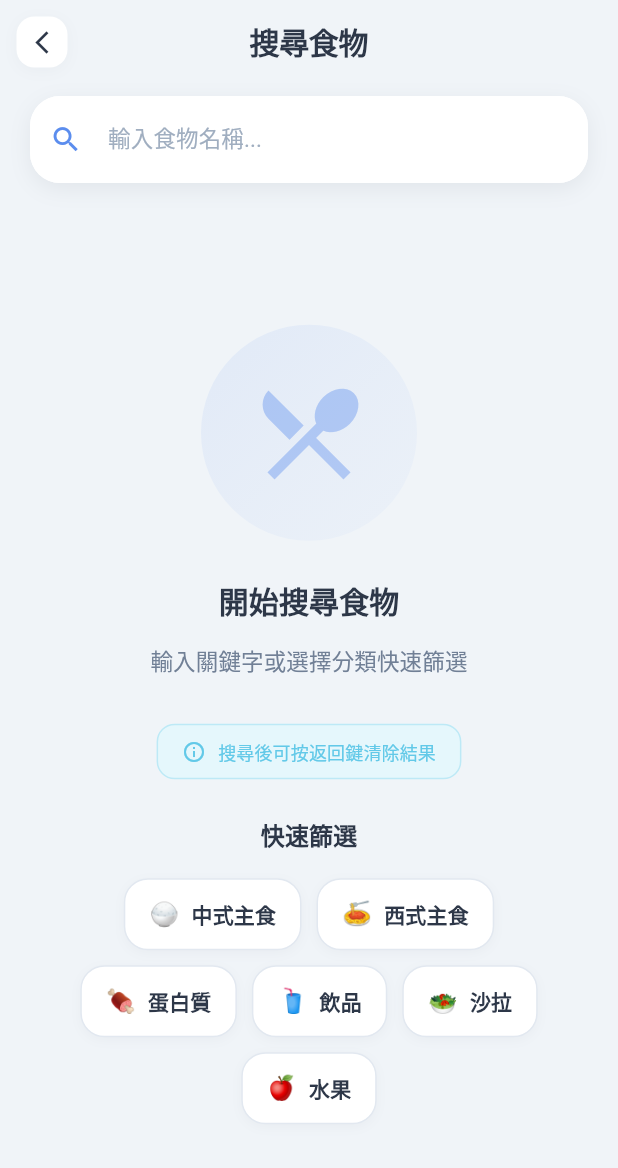
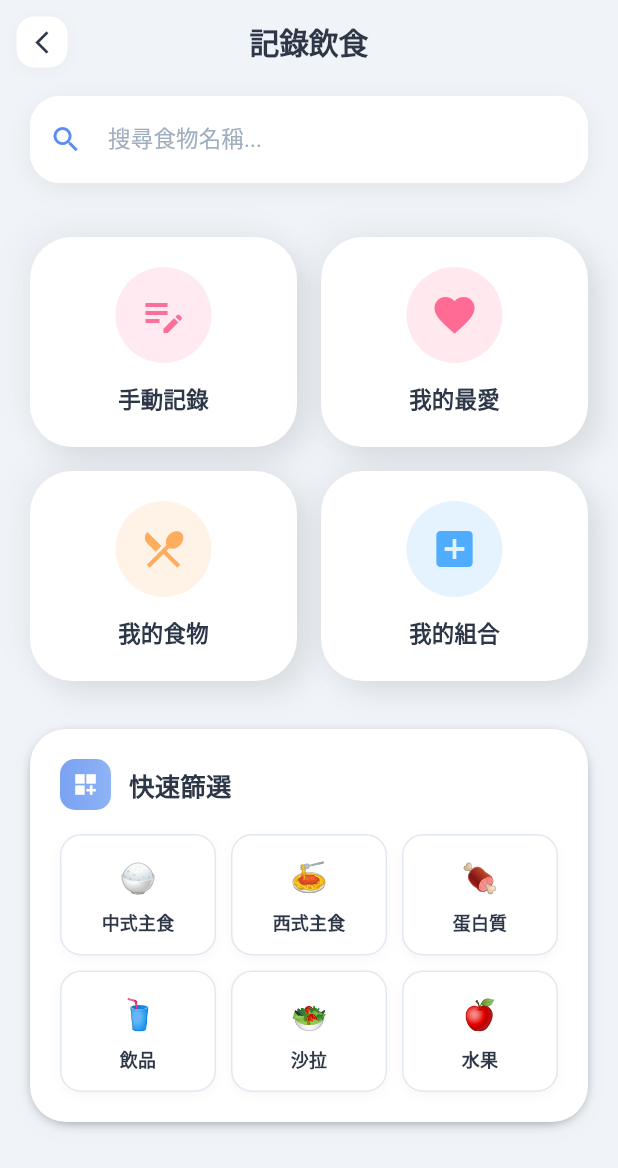
Before and after one commit to onedust1503/food_labels_app, a Flutter app: the FoodSearchPage screen opened directly, on a phone screen of 412 x 824 dp. Shown: the top 1168 px of the screen. Run offline on Flutter 3.47's test engine with Material 3 defaults, Android fonts, the phone set to English and light mode, and no system bars; drawn by our look-alikes of flutter_animate; our stand-ins replace cloud_firestore, connectivity_plus, firebase_auth, firebase_core, firebase_messaging, firebase_storage and 7 more; accounts and stored records are empty.

Commit message:
查詢食物頁面

```diff
--- a/lib/pages/nutrition/food_search_page.dart
+++ b/lib/pages/nutrition/food_search_page.dart
@@ -1,5 +1,6 @@
 // lib/pages/nutrition/food_search_page.dart
-// Soft UI 風格的食物搜尋頁面 - 完整版 (含分類篩選)
+// Soft UI 風格的食物搜尋頁面 - 四按鈕版本
+// 保留原有搜尋功能,新增四大記錄方式
 
 import 'package:flutter/material.dart';
 import 'package:flutter_animate/flutter_animate.dart';
@@ -18,9 +19,11 @@ class FoodSearchPage extends StatefulWidget {
 class _FoodSearchPageState extends State<FoodSearchPage> {
   final TextEditingController _searchController = TextEditingController();
   final FoodDatabaseService _foodService = FoodDatabaseService();
+
   List<Map<String, dynamic>> _searchResults = [];
   bool _isSearching = false;
-  String? _selectedCategory;  // ✅ 新增: 記錄選中的分類
+  String? _selectedCategory;
+  bool _showSearchResults = false;
 
   @override
   void dispose() {
@@ -28,16 +31,16 @@ class _FoodSearchPageState extends State<FoodSearchPage> {
     super.dispose();
   }
 
-  /// ✅ 新增: 按分類篩選
+  /// 按分類篩選
   void _filterByCategory(String category) {
     setState(() {
       _selectedCategory = category;
       _searchController.text = category;
       _isSearching = true;
+      _showSearchResults = true;
     });
 
     _foodService.searchFoods('').then((allFoods) {
-      // 按分類篩選
       final filtered = allFoods.where((food) {
         String foodCategory = food['category'] ?? '';
         return foodCategory.contains(category);
@@ -50,29 +53,27 @@ class _FoodSearchPageState extends State<FoodSearchPage> {
     }).catchError((e) {
       setState(() => _isSearching = false);
       if (mounted) {
-        ScaffoldMessenger.of(context).showSnackBar(
-          SnackBar(
-            content: Text('載入失敗: $e'),
-            backgroundColor: AppColors.error,
-          ),
-        );
+        _showErrorSnackBar('載入失敗: $e');
       }
     });
   }
 
+  /// 執行搜尋
   void _performSearch(String query) async {
     if (query.isEmpty) {
       setState(() {
         _searchResults = [];
         _isSearching = false;
-        _selectedCategory = null;  // ✅ 清除分類選擇
+        _selectedCategory = null;
+        _showSearchResults = false;
       });
       return;
     }
 
     setState(() {
       _isSearching = true;
-      _selectedCategory = null;  // ✅ 關鍵字搜尋時清除分類
+      _selectedCategory = null;
+      _showSearchResults = true;
     });
 
     try {
@@ -84,41 +85,47 @@ class _FoodSearchPageState extends State<FoodSearchPage> {
     } catch (e) {
       setState(() => _isSearching = false);
       if (mounted) {
-        ScaffoldMessenger.of(context).showSnackBar(
-          SnackBar(
-            content: Row(
-              children: [
-                const Icon(Icons.error_outline, color: Colors.white),
-                const SizedBox(width: 12),
-                Text('搜尋失敗: $e'),
-              ],
-            ),
-            backgroundColor: AppColors.error,
-            behavior: SnackBarBehavior.floating,
-            shape: RoundedRectangleBorder(
-              borderRadius: BorderRadius.circular(16),
-            ),
-          ),
-        );
+        _showErrorSnackBar('搜尋失敗: $e');
       }
     }
   }
 
+  /// 清除搜尋
   void _clearSearch() {
     setState(() {
       _searchController.clear();
       _searchResults = [];
       _isSearching = false;
-      _selectedCategory = null;  // ✅ 清除分類選擇
+      _selectedCategory = null;
+      _showSearchResults = false;
     });
   }
 
+  /// 返回按鈕邏輯
   Future<bool> _onWillPop() async {
-    if (_searchResults.isNotEmpty || _searchController.text.isNotEmpty || _isSearching) {
+    if (_showSearchResults) {
       _clearSearch();
       return false;
     }
     return true;
+  }
+
+  void _showErrorSnackBar(String message) {
+    ScaffoldMessenger.of(context).showSnackBar(
+      SnackBar(
+        content: Row(
+          children: [
+            const Icon(Icons.error_outline, color: Colors.white),
+            const SizedBox(width: 12),
+            Expanded(child: Text(message)),
+          ],
+        ),
+        backgroundColor: AppColors.error,
+        behavior: SnackBarBehavior.floating,
+        shape: RoundedRectangleBorder(borderRadius: BorderRadius.circular(16)),
+        margin: const EdgeInsets.all(16),
+      ),
+    );
   }
 
   @override
@@ -153,7 +160,7 @@ class _FoodSearchPageState extends State<FoodSearchPage> {
               ),
             ),
             onPressed: () {
-              if (_searchResults.isNotEmpty || _searchController.text.isNotEmpty || _isSearching) {
+              if (_showSearchResults) {
                 _clearSearch();
               } else {
                 Navigator.pop(context);
@@ -161,7 +168,7 @@ class _FoodSearchPageState extends State<FoodSearchPage> {
             },
           ),
           title: const Text(
-            '搜尋食物',
+            '記錄飲食',
             style: TextStyle(
               color: AppColors.textPrimary,
               fontSize: 20,
@@ -175,13 +182,14 @@ class _FoodSearchPageState extends State<FoodSearchPage> {
           onTap: () => FocusScope.of(context).unfocus(),
           child: Column(
             children: [
+              // 搜尋欄
               _buildSearchBar(),
+
+              // 根據狀態顯示不同內容
               Expanded(
-                child: _isSearching
-                    ? _buildLoadingState()
-                    : _searchResults.isEmpty
-                        ? _buildEmptyState()
-                        : _buildSearchResults(),
+                child: _showSearchResults
+                    ? _buildSearchResultsView()
+                    : _buildMainView(),
               ),
             ],
           ),
@@ -190,6 +198,7 @@ class _FoodSearchPageState extends State<FoodSearchPage> {
     );
   }
 
+  /// 搜尋欄
   Widget _buildSearchBar() {
     return Container(
       padding: const EdgeInsets.fromLTRB(20, 8, 20, 20),
@@ -213,7 +222,7 @@ class _FoodSearchPageState extends State<FoodSearchPage> {
             color: AppColors.textPrimary,
           ),
           decoration: InputDecoration(
-            hintText: '輸入食物名稱...',
+            hintText: '搜尋食物名稱...',
             hintStyle: TextStyle(
               color: AppColors.textTertiary,
               fontSize: 15,
@@ -246,157 +255,257 @@ class _FoodSearchPageState extends State<FoodSearchPage> {
     );
   }
 
-  Widget _buildLoadingState() {
-    return Center(
+  /// 主視圖 (未搜尋時) - 固定佈局
+  Widget _buildMainView() {
+    return Padding(
+      padding: const EdgeInsets.symmetric(horizontal: 20),
       child: Column(
-        mainAxisAlignment: MainAxisAlignment.center,
         children: [
-          Container(
-            padding: const EdgeInsets.all(24),
-            decoration: BoxDecoration(
-              color: AppColors.cardBackground,
-              shape: BoxShape.circle,
-              boxShadow: [
-                BoxShadow(
-                  color: AppColors.shadowLight,
-                  offset: const Offset(0, 4),
-                  blurRadius: 12,
+          const SizedBox(height: 16), // ✅ 搜尋欄下方增加間距
+
+          // 四大功能按鈕
+          _buildFunctionButtons()
+              .animate()
+              .fadeIn(duration: 400.ms)
+              .slideY(begin: 0.2, end: 0, duration: 400.ms),
+
+          const SizedBox(height: 24),
+
+          // 快速篩選區塊
+          _buildQuickFilterSection()
+              .animate(delay: 100.ms)
+              .fadeIn(duration: 400.ms)
+              .slideY(begin: 0.2, end: 0, duration: 400.ms),
+
+          // 底部空白佔位
+          const Spacer(),
+        ],
+      ),
+    );
+  }
+
+  /// 四大功能按鈕
+  Widget _buildFunctionButtons() {
+    return Column(
+      crossAxisAlignment: CrossAxisAlignment.start,
+      children: [
+        // 上排 - 快速記錄
+        Row(
+          children: [
+            Expanded(
+              child: _buildFunctionCard(
+                icon: Icons.edit_note,
+                title: '手動記錄',
+                color: const Color(0xFFFA709A),
+                onTap: () {
+                  // TODO: 導航到手動記錄頁面
+                  ScaffoldMessenger.of(context).showSnackBar(
+                    const SnackBar(
+                      content: Text('手動記錄功能開發中...'),
+                      backgroundColor: AppColors.info,
+                    ),
+                  );
+                },
+              ),
+            ),
+            const SizedBox(width: 16),
+            Expanded(
+              child: _buildFunctionCard(
+                icon: Icons.favorite,
+                title: '我的最愛',
+                color: const Color(0xFFFF6B95),
+                onTap: () {
+                  // TODO: 導航到我的最愛頁面
+                  ScaffoldMessenger.of(context).showSnackBar(
+                    const SnackBar(
+                      content: Text('我的最愛功能開發中...'),
+                      backgroundColor: AppColors.info,
+                    ),
+                  );
+                },
+              ),
+            ),
+          ],
+        ),
+
+        const SizedBox(height: 16),
+
+        // 下排 - 新增管理
+        Row(
+          children: [
+            Expanded(
+              child: _buildFunctionCard(
+                icon: Icons.restaurant_menu,
+                title: '我的食物',
+                color: const Color(0xFFFEAC5E),
+                onTap: () {
+                  // TODO: 導航到我的食物頁面
+                  ScaffoldMessenger.of(context).showSnackBar(
+                    const SnackBar(
+                      content: Text('我的食物功能開發中...'),
+                      backgroundColor: AppColors.info,
+                    ),
+                  );
+                },
+              ),
+            ),
+            const SizedBox(width: 16),
+            Expanded(
+              child: _buildFunctionCard(
+                icon: Icons.add_box,
+                title: '我的組合',
+                color: const Color(0xFF4FACFE),
+                onTap: () {
+                  // TODO: 導航到我的組合頁面
+                  ScaffoldMessenger.of(context).showSnackBar(
+                    const SnackBar(
+                      content: Text('我的組合功能開發中...'),
+                      backgroundColor: AppColors.info,
+                    ),
+                  );
+                },
+              ),
+            ),
+          ],
+        ),
+      ],
+    );
+  }
+
+  /// 功能卡片 - Soft UI 風格
+  Widget _buildFunctionCard({
+    required IconData icon,
+    required String title,
+    required Color color,
+    required VoidCallback onTap,
+  }) {
+    return GestureDetector(
+      onTap: onTap,
+      child: Container(
+        padding: const EdgeInsets.all(20),
+        decoration: BoxDecoration(
+          color: AppColors.cardBackground,
+          borderRadius: BorderRadius.circular(28),
+          boxShadow: [
+            BoxShadow(
+              color: AppColors.shadowDark,
+              offset: const Offset(8, 8),
+              blurRadius: 16,
+            ),
+            BoxShadow(
+              color: AppColors.shadowLight,
+              offset: const Offset(-8, -8),
+              blurRadius: 16,
+            ),
+          ],
+        ),
+        child: Column(
+          mainAxisAlignment: MainAxisAlignment.center,
+          children: [
+            Container(
+              padding: const EdgeInsets.all(16),
+              decoration: BoxDecoration(
+                color: color.withOpacity(0.15),
+                shape: BoxShape.circle,
+              ),
+              child: Icon(
+                icon,
+                color: color,
+                size: 32,
+              ),
+            ),
+            const SizedBox(height: 12),
+            Text(
+              title,
+              style: TextStyle(
+                fontSize: 15,
+                fontWeight: FontWeight.bold,
+                color: AppColors.textPrimary,
+              ),
+              textAlign: TextAlign.center,
+            ),
+          ],
+        ),
+      ),
+    );
+  }
+
+  /// 快速篩選區塊
+  Widget _buildQuickFilterSection() {
+    return SoftCard(
+      child: Column(
+        crossAxisAlignment: CrossAxisAlignment.start,
+        children: [
+          Row(
+            children: [
+              Container(
+                padding: const EdgeInsets.all(8),
+                decoration: BoxDecoration(
+                  gradient: LinearGradient(
+                    colors: [
+                      AppColors.primary.withOpacity(0.8),
+                      AppColors.primaryLight,
+                    ],
+                  ),
+                  borderRadius: BorderRadius.circular(10),
                 ),
-              ],
-            ),
-            child: const CircularProgressIndicator(
-              valueColor: AlwaysStoppedAnimation<Color>(AppColors.primary),
-              strokeWidth: 3,
-            ),
+                child: const Icon(
+                  Icons.dashboard_customize,
+                  color: Colors.white,
+                  size: 18,
+                ),
+              ),
+              const SizedBox(width: 12),
+              const Text(
+                '快速篩選',
+                style: TextStyle(
+                  fontSize: 17,
+                  fontWeight: FontWeight.bold,
+                  color: AppColors.textPrimary,
+                ),
+              ),
+            ],
           ),
-          const SizedBox(height: 20),
-          Text(
-            _selectedCategory != null ? '載入 $_selectedCategory...' : '搜尋中...',
-            style: const TextStyle(
-              fontSize: 16,
-              color: AppColors.textSecondary,
-              fontWeight: FontWeight.w500,
-            ),
+          const SizedBox(height: 16),
+
+          // 3x2 網格佈局
+          Row(
+            children: [
+              Expanded(
+                child: _buildCategoryChip('🍚', '中式主食', () => _filterByCategory('中式主食')),
+              ),
+              const SizedBox(width: 10),
+              Expanded(
+                child: _buildCategoryChip('🍝', '西式主食', () => _filterByCategory('西式主食')),
+              ),
+              const SizedBox(width: 10),
+              Expanded(
+                child: _buildCategoryChip('🍖', '蛋白質', () => _filterByCategory('蛋白質')),
+              ),
+            ],
+          ),
+          const SizedBox(height: 10),
+          Row(
+            children: [
+              Expanded(
+                child: _buildCategoryChip('🥤', '飲品', () => _filterByCategory('飲品')),
+              ),
+              const SizedBox(width: 10),
+              Expanded(
+                child: _buildCategoryChip('🥗', '沙拉', () => _filterByCategory('沙拉')),
+              ),
+              const SizedBox(width: 10),
+              Expanded(
+                child: _buildCategoryChip('🍎', '水果', () => _filterByCategory('水果')),
+              ),
+            ],
           ),
         ],
       ),
     );
   }
 
-  Widget _buildEmptyState() {
-    final bool hasInput = _searchController.text.isNotEmpty;
-
-    return Center(
-      child: SingleChildScrollView(
-        padding: const EdgeInsets.all(40),
-        child: Column(
-          mainAxisAlignment: MainAxisAlignment.center,
-          children: [
-            Container(
-              padding: const EdgeInsets.all(32),
-              decoration: BoxDecoration(
-                gradient: LinearGradient(
-                  begin: Alignment.topLeft,
-                  end: Alignment.bottomRight,
-                  colors: [
-                    AppColors.primary.withOpacity(0.1),
-                    AppColors.primaryLight.withOpacity(0.05),
-                  ],
-                ),
-                shape: BoxShape.circle,
-              ),
-              child: Icon(
-                hasInput ? Icons.search_off : Icons.restaurant_menu,
-                size: 80,
-                color: AppColors.primary.withOpacity(0.4),
-              ),
-            ),
-            const SizedBox(height: 24),
-            Text(
-              hasInput ? '找不到相關食物' : '開始搜尋食物',
-              style: const TextStyle(
-                fontSize: 20,
-                fontWeight: FontWeight.bold,
-                color: AppColors.textPrimary,
-              ),
-            ),
-            const SizedBox(height: 12),
-            Text(
-              hasInput
-                  ? '試試其他關鍵字\n或使用下方分類快速篩選'
-                  : '輸入關鍵字或選擇分類快速篩選',
-              textAlign: TextAlign.center,
-              style: TextStyle(
-                fontSize: 15,
-                color: AppColors.textSecondary,
-                height: 1.5,
-              ),
-            ),
-
-            if (!hasInput) ...[
-              const SizedBox(height: 32),
-              Container(
-                padding: const EdgeInsets.symmetric(horizontal: 16, vertical: 8),
-                decoration: BoxDecoration(
-                  color: AppColors.infoLight,
-                  borderRadius: BorderRadius.circular(12),
-                  border: Border.all(
-                    color: AppColors.info.withOpacity(0.3),
-                    width: 1,
-                  ),
-                ),
-                child: Row(
-                  mainAxisSize: MainAxisSize.min,
-                  children: [
-                    Icon(
-                      Icons.info_outline,
-                      size: 16,
-                      color: AppColors.info,
-                    ),
-                    const SizedBox(width: 8),
-                    Text(
-                      '搜尋後可按返回鍵清除結果',
-                      style: TextStyle(
-                        fontSize: 12,
-                        color: AppColors.info,
-                        fontWeight: FontWeight.w500,
-                      ),
-                    ),
-                  ],
-                ),
-              ),
-              const SizedBox(height: 24),
-
-              // ✅ 改進的分類按鈕
-              const Text(
-                '快速篩選',
-                style: TextStyle(
-                  fontSize: 16,
-                  fontWeight: FontWeight.bold,
-                  color: AppColors.textPrimary,
-                ),
-              ),
-              const SizedBox(height: 16),
-              Wrap(
-                spacing: 10,
-                runSpacing: 10,
-                alignment: WrapAlignment.center,
-                children: [
-                  _buildCategoryChip('🍚', '中式主食', () => _filterByCategory('中式主食')),
-                  _buildCategoryChip('🍝', '西式主食', () => _filterByCategory('西式主食')),
-                  _buildCategoryChip('🍖', '蛋白質', () => _filterByCategory('蛋白質')),
-                  _buildCategoryChip('🥤', '飲品', () => _filterByCategory('飲品')),
-                  _buildCategoryChip('🥗', '沙拉', () => _filterByCategory('沙拉')),
-                  _buildCategoryChip('🍎', '水果', () => _filterByCategory('水果')),
-                ],
-              ),
-            ],
-          ],
-        ),
-      ),
-    );
-  }
-
+  /// 分類篩選按鈕 - 統一大小
   Widget _buildCategoryChip(String emoji, String label, VoidCallback onTap) {
     final bool isSelected = _selectedCategory == label;
 
@@ -404,10 +513,10 @@ class _FoodSearchPageState extends State<FoodSearchPage> {
       onTap: onTap,
       child: AnimatedContainer(
         duration: const Duration(milliseconds: 200),
-        padding: const EdgeInsets.symmetric(horizontal: 16, vertical: 10),
+        padding: const EdgeInsets.symmetric(vertical: 12),
         decoration: BoxDecoration(
           color: isSelected ? AppColors.primary : AppColors.cardBackground,
-          borderRadius: BorderRadius.circular(16),
+          borderRadius: BorderRadius.circular(14),
           border: Border.all(
             color: isSelected ? AppColors.primary : AppColors.divider,
             width: isSelected ? 2 : 1,
@@ -422,18 +531,21 @@ class _FoodSearchPageState extends State<FoodSearchPage> {
             ),
           ],
         ),
-        child: Row(
+        child: Column(
           mainAxisSize: MainAxisSize.min,
           children: [
-            Text(emoji, style: const TextStyle(fontSize: 16)),
-            const SizedBox(width: 8),
+            Text(emoji, style: const TextStyle(fontSize: 20)),
+            const SizedBox(height: 4),
             Text(
               label,
               style: TextStyle(
-                fontSize: 14,
+                fontSize: 12,
                 fontWeight: FontWeight.w600,
                 color: isSelected ? Colors.white : AppColors.textPrimary,
               ),
+              textAlign: TextAlign.center,
+              maxLines: 1,
+              overflow: TextOverflow.ellipsis,
             ),
           ],
         ),
@@ -441,9 +553,19 @@ class _FoodSearchPageState extends State<FoodSearchPage> {
     );
   }
 
-  Widget _buildSearchResults() {
+  /// 搜尋結果視圖
+  Widget _buildSearchResultsView() {
+    if (_isSearching) {
+      return _buildLoadingState();
+    }
+
+    if (_searchResults.isEmpty) {
+      return _buildNoResultsState();
+    }
+
     return Column(
       children: [
+        // 結果統計
         Container(
           padding: const EdgeInsets.symmetric(horizontal: 20, vertical: 12),
           child: Row(
@@ -480,18 +602,11 @@ class _FoodSearchPageState extends State<FoodSearchPage> {
                   ),
                 ),
               ],
-              const Spacer(),
-              Text(
-                '按返回鍵清除',
-                style: TextStyle(
-                  fontSize: 12,
-                  color: AppColors.textTertiary,
-                ),
-              ),
             ],
           ),
         ),
 
+        // 結果列表
         Expanded(
           child: ListView.builder(
             physics: const BouncingScrollPhysics(),
@@ -507,6 +622,7 @@ class _FoodSearchPageState extends State<FoodSearchPage> {
     );
   }
 
+  /// 食物卡片
   Widget _buildFoodCard(Map<String, dynamic> food, int index) {
     return SoftCard(
       margin: const EdgeInsets.only(bottom: 12),
@@ -520,6 +636,7 @@ class _FoodSearchPageState extends State<FoodSearchPage> {
       },
       child: Row(
         children: [
+          // 左側圖標
           Container(
             width: 56,
             height: 56,
@@ -527,10 +644,7 @@ class _FoodSearchPageState extends State<FoodSearchPage> {
               gradient: LinearGradient(
                 begin: Alignment.topLeft,
                 end: Alignment.bottomRight,
-                colors: [
-                  AppColors.primary.withOpacity(0.8),
-                  AppColors.primaryLight,
-                ],
+                colors: [AppColors.primary.withOpacity(0.8), AppColors.primaryLight],
               ),
               borderRadius: BorderRadius.circular(16),
             ),
@@ -541,6 +655,8 @@ class _FoodSearchPageState extends State<FoodSearchPage> {
             ),
           ),
           const SizedBox(width: 16),
+
+          // 中間內容
           Expanded(
             child: Column(
               crossAxisAlignment: CrossAxisAlignment.start,
@@ -594,6 +710,8 @@ class _FoodSearchPageState extends State<FoodSearchPage> {
               ],
             ),
           ),
+
+          // 右側箭頭
           Icon(
             Icons.arrow_forward_ios,
             size: 16,
@@ -606,4 +724,98 @@ class _FoodSearchPageState extends State<FoodSearchPage> {
         .fadeIn(duration: 300.ms)
         .slideX(begin: 0.2, end: 0, duration: 300.ms);
   }
+
+  /// 載入中狀態
+  Widget _buildLoadingState() {
+    return Center(
+      child: Column(
+        mainAxisAlignment: MainAxisAlignment.center,
+        children: [
+          Container(
+            padding: const EdgeInsets.all(24),
+            decoration: BoxDecoration(
+              color: AppColors.cardBackground,
+              shape: BoxShape.circle,
+              boxShadow: [
+                BoxShadow(
+                  color: AppColors.shadowLight,
+                  offset: const Offset(0, 4),
+                  blurRadius: 12,
+                ),
+              ],
+            ),
+            child: const CircularProgressIndicator(
+              valueColor: AlwaysStoppedAnimation<Color>(AppColors.primary),
+              strokeWidth: 3,
+            ),
+          ),
+          const SizedBox(height: 20),
+          Text(
+            _selectedCategory != null ? '載入 $_selectedCategory...' : '搜尋中...',
+            style: const TextStyle(
+              fontSize: 16,
+              color: AppColors.textSecondary,
+              fontWeight: FontWeight.w500,
+            ),
+          ),
+        ],
+      ),
+    );
+  }
+
+  /// 無結果狀態
+  Widget _buildNoResultsState() {
+    final bool hasInput = _searchController.text.isNotEmpty;
+
+    return Center(
+      child: SingleChildScrollView(
+        padding: const EdgeInsets.all(40),
+        child: Column(
+          mainAxisAlignment: MainAxisAlignment.center,
+          children: [
+            Container(
+              padding: const EdgeInsets.all(32),
+              decoration: BoxDecoration(
+                gradient: LinearGradient(
+                  begin: Alignment.topLeft,
+                  end: Alignment.bottomRight,
+                  colors: [
+                    AppColors.primary.withOpacity(0.1),
+                    AppColors.primaryLight.withOpacity(0.05),
+                  ],
+                ),
+                shape: BoxShape.circle,
+              ),
+              child: Icon(
+                hasInput ? Icons.search_off : Icons.restaurant_menu,
+                size: 80,
+                color: AppColors.primary.withOpacity(0.4),
+              ),
+            ),
+            const SizedBox(height: 24),
+            Text(
+              hasInput ? '找不到相關食物' : '開始搜尋食物',
+              style: const TextStyle(
+                fontSize: 20,
+                fontWeight: FontWeight.bold,
+                color: AppColors.textPrimary,
+              ),
+            ),
+            const SizedBox(height: 12),
+            Text(
+              hasInput
+                  ? '試試其他關鍵字或使用上方功能按鈕'
+                  : '輸入關鍵字開始搜尋',
+              textAlign: TextAlign.center,
+              style: TextStyle(
+                fontSize: 15,
+                color: AppColors.textSecondary,
+                height: 1.5,
+              ),
+            ),
+          ],
+        ),
+      ),
+    );
+  }
 }
```
Also changed, not shown: lib/main.dart (line endings or trailing spaces).
